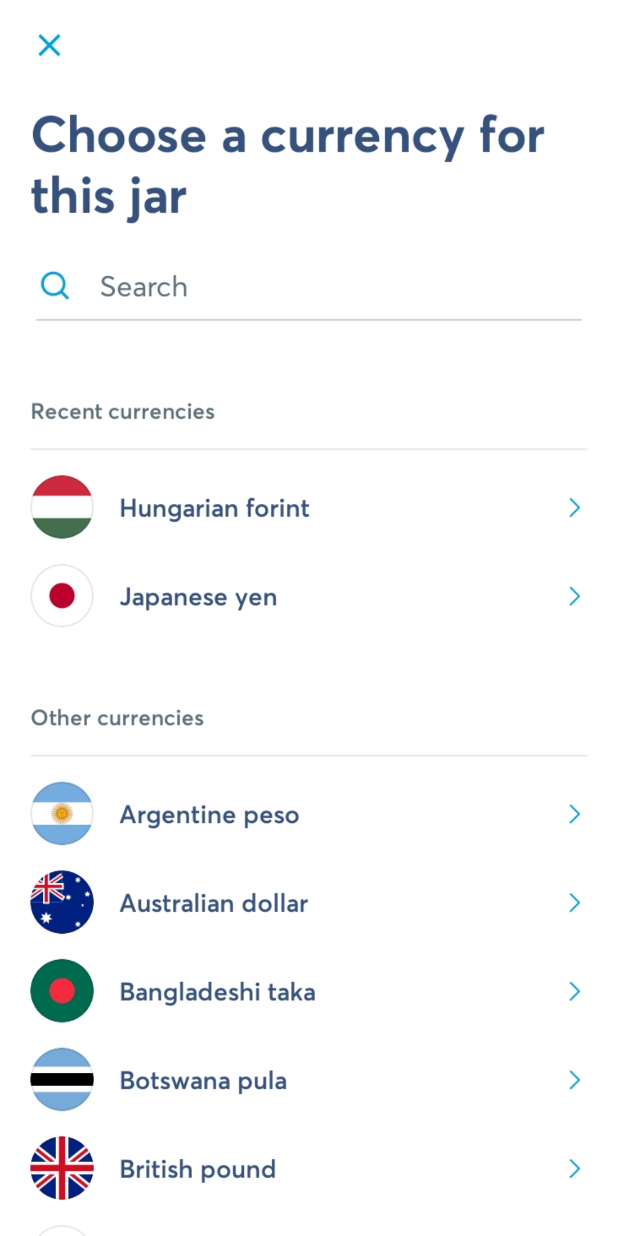
After one commit to barsimark/Hackathon-JunctionX-2022, an Android app: the NewJarCurrencyActivity screen opened directly, with no data from a screen before it, on a phone screen of 412 x 824 dp. The commit adds this screen. Run offline under Robolectric (Android 15) with nearby library versions, the phone set to English and light mode, and no system bars.

Commit message:
new jar category and new jar currency activities

```diff
--- a/JunctionX22/app/src/main/AndroidManifest.xml
+++ b/JunctionX22/app/src/main/AndroidManifest.xml
@@ -16,6 +16,12 @@
         android:theme="@style/Theme.JunctionX22"
         tools:targetApi="31">
         <activity
+            android:name=".jar.NewJarCurrencyActivity"
+            android:exported="false" />
+        <activity
+            android:name=".jar.NewJarCategoryActivity"
+            android:exported="false" />
+        <activity
             android:name=".jar.JarAddActivity"
             android:exported="false" />
         <activity
--- a/JunctionX22/app/src/main/java/myapplication/junctionx22/MainActivity.kt
+++ b/JunctionX22/app/src/main/java/myapplication/junctionx22/MainActivity.kt
@@ -13,6 +13,7 @@ import retrofit2.Callback
 import retrofit2.Response
 import myapplication.junctionx22.databinding.ActivityMainBinding
 import myapplication.junctionx22.jar.JarActivity
+import myapplication.junctionx22.jar.NewJarCategoryActivity
 
 class MainActivity : AppCompatActivity() {
     private lateinit var binding: ActivityMainBinding
@@ -27,7 +28,7 @@ class MainActivity : AppCompatActivity() {
             startActivity(Intent(this, JarActivity::class.java))
         }
         binding.btnAddNewJar.setOnClickListener {
-            Toast.makeText(this, "Add new jar button", Toast.LENGTH_LONG).show()
+            startActivity(Intent(this, NewJarCategoryActivity::class.java))
         }
     }
 }
--- /dev/null
+++ b/JunctionX22/app/src/main/java/myapplication/junctionx22/jar/NewJarCurrencyActivity.kt
@@ -0,0 +1,25 @@
+package myapplication.junctionx22.jar
+
+import androidx.appcompat.app.AppCompatActivity
+import android.os.Bundle
+import android.widget.Toast
+import myapplication.junctionx22.R
+import myapplication.junctionx22.databinding.ActivityNewJarCurrencyBinding
+
+class NewJarCurrencyActivity : AppCompatActivity() {
+    private lateinit var binding: ActivityNewJarCurrencyBinding
+
+    override fun onCreate(savedInstanceState: Bundle?) {
+        super.onCreate(savedInstanceState)
+        binding = ActivityNewJarCurrencyBinding.inflate(layoutInflater)
+        setContentView(binding.root)
+
+        binding.btnHUF.setOnClickListener {
+            Toast.makeText(this, "Not implemented", Toast.LENGTH_LONG).show()
+        }
+
+        binding.btnJPY.setOnClickListener {
+
+        }
+    }
+}
--- /dev/null
+++ b/JunctionX22/app/src/main/res/layout/activity_new_jar_currency.xml
@@ -0,0 +1,44 @@
+<?xml version="1.0" encoding="utf-8"?>
+<androidx.constraintlayout.widget.ConstraintLayout xmlns:android="http://schemas.android.com/apk/res/android"
+    xmlns:app="http://schemas.android.com/apk/res-auto"
+    xmlns:tools="http://schemas.android.com/tools"
+    android:layout_width="match_parent"
+    android:layout_height="match_parent"
+    tools:context=".jar.NewJarCurrencyActivity">
+
+    <ImageView
+        android:layout_width="match_parent"
+        android:layout_height="match_parent"
+        android:src="@drawable/new_jar_currency"
+        app:layout_constraintBottom_toBottomOf="parent"
+        app:layout_constraintEnd_toEndOf="parent"
+        app:layout_constraintHorizontal_bias="1.0"
+        app:layout_constraintStart_toStartOf="parent"
+        app:layout_constraintTop_toTopOf="parent"
+        app:layout_constraintVertical_bias="1.0" />
+
+    <Button
+        android:id="@+id/btnHUF"
+        android:layout_width="match_parent"
+        android:layout_height="55dp"
+        app:layout_constraintStart_toStartOf="parent"
+        app:layout_constraintTop_toTopOf="parent"
+        android:layout_marginTop="270dp"
+        android:layout_marginStart="20dp"
+        android:layout_marginEnd="20dp"
+        android:alpha="0"
+        />
+
+    <Button
+        android:id="@+id/btnJPY"
+        android:layout_width="match_parent"
+        android:layout_height="55dp"
+        app:layout_constraintStart_toStartOf="parent"
+        app:layout_constraintTop_toTopOf="parent"
+        android:layout_marginTop="325dp"
+        android:layout_marginStart="20dp"
+        android:layout_marginEnd="20dp"
+        android:alpha="0"
+        />
+
+</androidx.constraintlayout.widget.ConstraintLayout>
```
Also changed, not shown: JunctionX22/app/src/main/java/myapplication/junctionx22/jar/NewJarCategoryActivity.kt (added, +23 -0 lines), JunctionX22/app/src/main/res/layout/activity_new_jar_category.xml (added, +32 -0 lines), JunctionX22/app/src/main/res/drawable-v24/new_jar_category.png (added), JunctionX22/app/src/main/res/drawable-v24/new_jar_currency.png (added).
